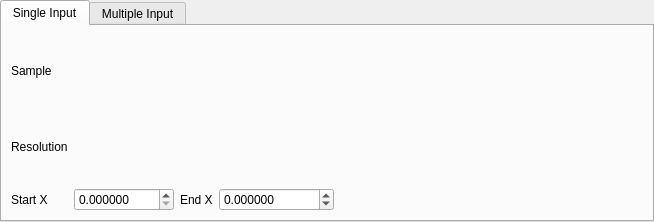
Before: the Qt Designer form qt/scientific_interfaces/Indirect/IndirectFitDataView.ui in mantidproject/mantid, drawn with Qt 5.
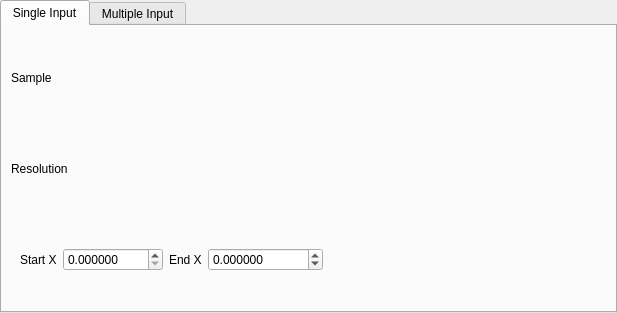
After: the same form once the commit is applied. Custom widgets are drawn as their Qt base class.

Commit message:
RE #27280 Remove disconnected start and end x comboboxes
Only the tabs that can currently perform simultaneous fitting now have
the startX and endX boxes.

The default behaviour of the controls is to have them hidden, they can
be made visible by making a call to the setStartAndEndHidden(bool)
function of the FitDataView.

The edit to the form file:
```diff
--- a/qt/scientific_interfaces/Indirect/IndirectFitDataView.ui
+++ b/qt/scientific_interfaces/Indirect/IndirectFitDataView.ui
@@ -6,8 +6,8 @@
    <rect>
     <x>0</x>
     <y>0</y>
-    <width>654</width>
-    <height>222</height>
+    <width>617</width>
+    <height>313</height>
    </rect>
   </property>
   <property name="sizePolicy">
@@ -35,11 +35,17 @@
    <attribute name="title">
     <string>Single Input</string>
    </attribute>
-   <layout class="QGridLayout" name="gridLayout" columnstretch="0,1">
-    <item row="0" column="0">
-     <widget class="QLabel" name="lbSample">
-      <property name="text">
-       <string>Sample</string>
+   <layout class="QGridLayout" name="gridLayout" columnstretch="0,0">
+    <item row="1" column="1">
+     <widget class="MantidQt::MantidWidgets::DataSelector" name="dsResolution" native="true">
+      <property name="autoLoad" stdset="0">
+       <bool>true</bool>
+      </property>
+      <property name="ShowGroups" stdset="0">
+       <bool>false</bool>
+      </property>
+      <property name="showLoad" stdset="0">
+       <bool>false</bool>
       </property>
      </widget>
     </item>
@@ -63,21 +69,26 @@
       </property>
      </widget>
     </item>
-    <item row="1" column="1">
-     <widget class="MantidQt::MantidWidgets::DataSelector" name="dsResolution" native="true">
-      <property name="autoLoad" stdset="0">
+    <item row="0" column="0">
+     <widget class="QLabel" name="lbSample">
+      <property name="text">
+       <string>Sample</string>
+      </property>
+     </widget>
+    </item>
+    <item row="2" column="0">
+     <widget class="QWidget" name="wgtStartEnd" native="true">
+      <property name="enabled">
        <bool>true</bool>
       </property>
-      <property name="ShowGroups" stdset="0">
-       <bool>false</bool>
-      </property>
-      <property name="showLoad" stdset="0">
-       <bool>false</bool>
+      <layout class="QHBoxLayout" name="horizontalLayout_3">
+       <item>
+        <widget class="QLabel" name="label">
+         <property name="text">
+          <string>Start X</string>
       </property>
     </widget>
   </item>
-  <item row="2" column="1">
-    <layout class="QHBoxLayout" name="horizontalLayout_2" stretch="0,0,0,0">
       <item>
         <widget class="QDoubleSpinBox" name="dsbStartX">
           <property name="minimumSize">
@@ -131,12 +142,6 @@
         </spacer>
       </item>
     </layout>
-  </item>
-  <item row="2" column="0">
-    <widget class="QLabel" name="label">
-      <property name="text">
-        <string>Start X</string>
-      </property>
      </widget>
     </item>
    </layout>
```
Lines whose indentation alone changed are shown as unchanged. The commit also changes 8 other files.
